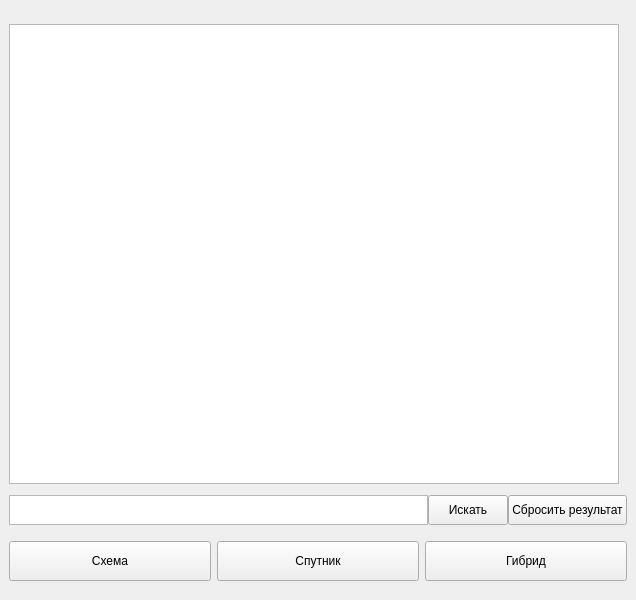
The window that ui/main.ui (Protocs/OkayMaps) describes before a commit, drawn with Qt 5.
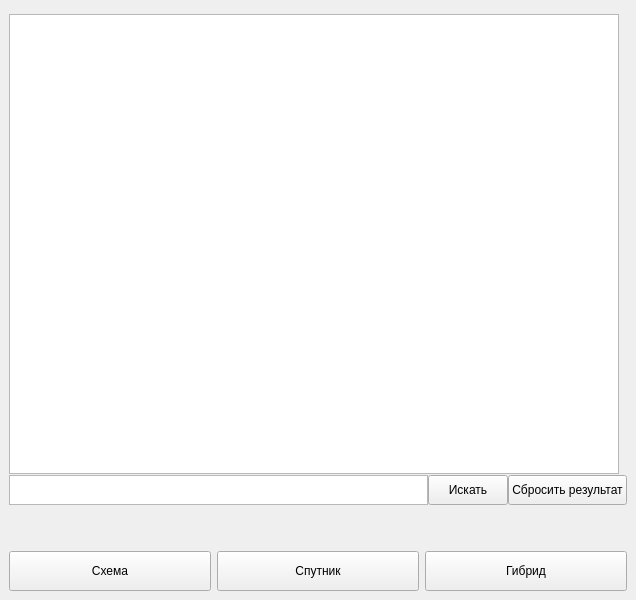
The same window after the commit.

Commit message: Задача №8

The edit to the form file:
```diff
--- a/ui/main.ui
+++ b/ui/main.ui
@@ -92,6 +92,13 @@
       </item>
      </layout>
     </item>
+    <item>
+     <widget class="QLabel" name="full_address">
+      <property name="text">
+       <string/>
+      </property>
+     </widget>
+    </item>
     <item>
      <layout class="QHBoxLayout" name="horizontalLayout_3">
       <item>
```
The commit also changes 2 other files.
